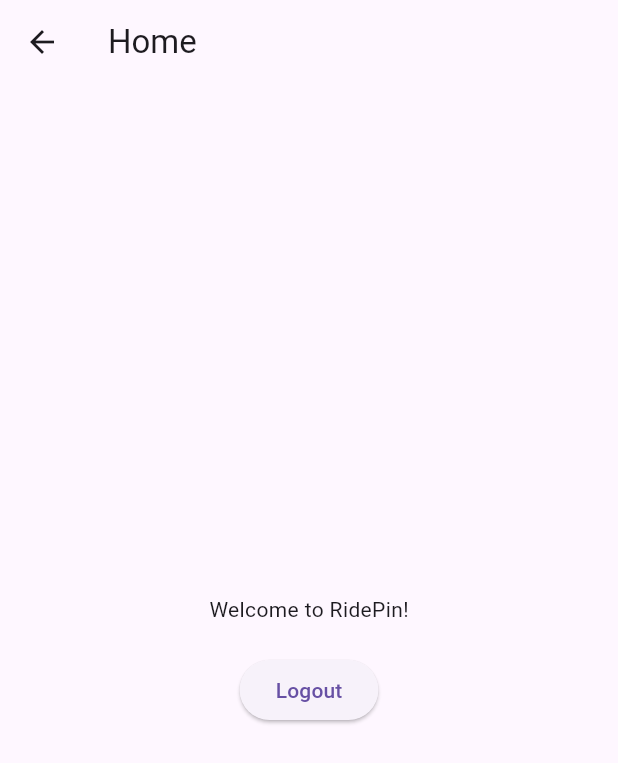
After one commit to Mazennaji/RidePinMobile, a Flutter app: the HomeScreen screen opened by its route, on a phone screen of 412 x 824 dp. The commit adds this screen. Shown: the top 763 px of the screen. Run offline on Flutter 3.47's test engine with Material 3 defaults, Android fonts, the phone set to English and light mode, and no system bars; our stand-ins replace dio, shared_preferences; accounts and stored records are empty.

```diff
--- /dev/null
+++ b/lib/home_screen.dart
@@ -0,0 +1,27 @@
+import 'package:flutter/material.dart';
+import 'auth_service.dart';
+
+class HomeScreen extends StatelessWidget {
+  @override
+  Widget build(BuildContext context) {
+    return Scaffold(
+      appBar: AppBar(title: Text('Home')),
+      body: Center(
+        child: Column(
+          mainAxisAlignment: MainAxisAlignment.center,
+          children: [
+            Text('Welcome to RidePin!'),
+            SizedBox(height: 20),
+            ElevatedButton(
+              onPressed: () async {
+                await AuthService.logout();
+                Navigator.pushReplacementNamed(context, '/login');
+              },
+              child: Text('Logout'),
+            ),
+          ],
+        ),
+      ),
+    );
+  }
+}
--- a/lib/main.dart
+++ b/lib/main.dart
@@ -1,36 +1,21 @@
 import 'package:flutter/material.dart';
+import 'login_screen.dart';
+import 'home_screen.dart';
 
 void main() {
-  runApp(const MyApp());
+  runApp(MyApp());
 }
 
 class MyApp extends StatelessWidget {
-  const MyApp({super.key});
-
-  // This widget is the root of your application.
   @override
   Widget build(BuildContext context) {
     return MaterialApp(
-      title: 'Flutter Demo',
-      theme: ThemeData(
-        // This is the theme of your application.
-        //
-        // TRY THIS: Try running your application with "flutter run". You'll see
-        // the application has a purple toolbar. Then, without quitting the app,
-        // try changing the seedColor in the colorScheme below to Colors.green
-        // and then invoke "hot reload" (save your changes or press the "hot
-        // reload" button in a Flutter-supported IDE, or press "r" if you used
-        // the command line to start the app).
-        //
-        // Notice that the counter didn't reset back to zero; the application
-        // state is not lost during the reload. To reset the state, use hot
-        // restart instead.
-        //
-        // This works for code too, not just values: Most code changes can be
-        // tested with just a hot reload.
-        colorScheme: ColorScheme.fromSeed(seedColor: Colors.deepPurple),
-      ),
-      home: const MyHomePage(title: 'Flutter Demo Home Page'),
+      title: 'RidePin',
+      initialRoute: '/login',
+      routes: {
+        '/login': (context) => LoginScreen(),
+        '/home': (context) => HomeScreen(),
+      },
     );
   }
 }
```
Also changed, not shown: lib/auth_service.dart (+5 -5 lines), lib/transaction_home_screen.dart (added, +46 -0 lines), lib/login_screen.dart (renamed from lib/login.dart), 1 other file.
